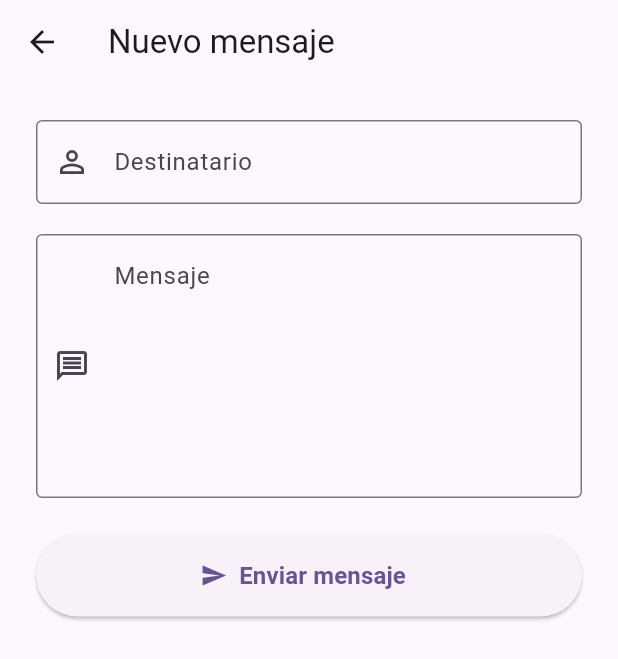
After one commit to pabloacebron10-droid/dam_proyect, a Flutter app: the NewMessageScreen screen opened by its route, on a phone screen of 412 x 824 dp. The commit adds this screen. Shown: the top 659 px of the screen. Run offline on Flutter 3.47's test engine with Material 3 defaults, Android fonts, the phone set to English and light mode, and no system bars; our stand-ins replace cloud_firestore, firebase_auth, firebase_core, shared_preferences; accounts and stored records are empty.

Commit message:
Creamos clase Mensaje. Añadimos rutas al Main. Creamos el método en firestore_service.dart que nos guarde el mensaje en la base de datos (similar al perfil). Creamos la interfaz de la pantalla de mensajenuevo. newmessage_screen.dart

```diff
--- a/lib/main.dart
+++ b/lib/main.dart
@@ -1,3 +1,4 @@
+import 'package:dam_proyect/screens/newmessage_screen.dart';
 import 'package:dam_proyect/screens/onboarding_screen.dart';
 import 'package:dam_proyect/screens/register_screen.dart';
 import 'package:flutter/material.dart';
@@ -31,6 +32,7 @@ class MyApp extends StatelessWidget {
         '/onboarding': (context) => const OnboardingScreen(),
         '/homescreen' : (context) => const HomeScreen(),
         '/register' : (context) => const RegisterScreen(),
+        '/newmessage': (context) => const NewMessageScreen(),
       },
     );
   }
--- /dev/null
+++ b/lib/models/mensaje.dart
@@ -0,0 +1,15 @@
+class Mensaje {
+  final String id;
+  final String remitenteId;
+  final String destinatarioId;
+  final String texto;
+  final DateTime fecha;
+
+  Mensaje({
+    required this.id,
+    required this.remitenteId,
+    required this.destinatarioId,
+    required this.texto,
+    required this.fecha,
+  });
+}
--- /dev/null
+++ b/lib/screens/newmessage_screen.dart
@@ -0,0 +1,83 @@
+import 'package:flutter/material.dart';
+
+class NewMessageScreen extends StatefulWidget {
+  const NewMessageScreen({super.key});
+
+  @override
+  State<NewMessageScreen> createState() => _NewMessageScreenState();
+}
+
+class _NewMessageScreenState extends State<NewMessageScreen> {
+  final TextEditingController _destinatarioController =
+  TextEditingController();
+
+  final TextEditingController _mensajeController =
+  TextEditingController();
+
+  @override
+  Widget build(BuildContext context) {
+    return Scaffold(
+      appBar: AppBar(
+        title: const Text('Nuevo mensaje'),
+      ),
+      body: Padding(
+        padding: const EdgeInsets.all(24),
+        child: Column(
+          crossAxisAlignment: CrossAxisAlignment.stretch,
+          children: [
+            TextField(
+              controller: _destinatarioController,
+              keyboardType: TextInputType.emailAddress,
+              decoration: const InputDecoration(
+                labelText: 'Destinatario',
+                hintText: 'Correo electrónico',
+                prefixIcon: Icon(Icons.person_outline),
+                border: OutlineInputBorder(),
+              ),
+            ),
+
+            const SizedBox(height: 20),
+
+            TextField(
+              controller: _mensajeController,
+              maxLines: 6,
+              decoration: const InputDecoration(
+                labelText: 'Mensaje',
+                hintText: 'Escribe tu mensaje...',
+                alignLabelWithHint: true,
+                prefixIcon: Icon(Icons.message_outlined),
+                border: OutlineInputBorder(),
+              ),
+            ),
+
+            const SizedBox(height: 24),
+
+            SizedBox(
+              height: 55,
+              child: ElevatedButton.icon(
+                onPressed: () {
+                  // Más adelante guardaremos el mensaje en Firestore.
+                },
+                icon: const Icon(Icons.send),
+                label: const Text(
+                  'Enviar mensaje',
+                  style: TextStyle(
+                    fontSize: 16,
+                    fontWeight: FontWeight.bold,
+                  ),
+                ),
+              ),
+            ),
+          ],
+        ),
+      ),
+    );
+  }
+
+  @override
+  void dispose() {
+    _destinatarioController.dispose();
+    _mensajeController.dispose();
+    super.dispose();
+  }
+}
--- a/lib/services/firestore_service.dart
+++ b/lib/services/firestore_service.dart
@@ -1,5 +1,6 @@
 import 'package:cloud_firestore/cloud_firestore.dart';
 import 'package:dam_proyect/models/perfil.dart';
+import 'package:dam_proyect/models/mensaje.dart';
 
 class FirestoreService {
   final FirebaseFirestore _firestore = FirebaseFirestore.instance;
@@ -22,4 +23,25 @@ class FirestoreService {
     )
         .set(perfil);
   }
+  Future<void> saveMessage(Mensaje mensaje) async {
+    await _firestore
+        .collection('messages')
+        .doc(mensaje.id)
+        .withConverter<Mensaje>(
+      fromFirestore: (snapshot, _) => Mensaje(
+        id: snapshot.id,
+        remitenteId: snapshot['remitenteId'],
+        destinatarioId: snapshot['destinatarioId'],
+        texto: snapshot['texto'],
+        fecha: (snapshot['fecha'] as Timestamp).toDate(),
+      ),
+      toFirestore: (mensaje, _) => {
+        'remitenteId': mensaje.remitenteId,
+        'destinatarioId': mensaje.destinatarioId,
+        'texto': mensaje.texto,
+        'fecha': Timestamp.fromDate(mensaje.fecha),
+      },
+    )
+        .set(mensaje);
+  }
 }
```
